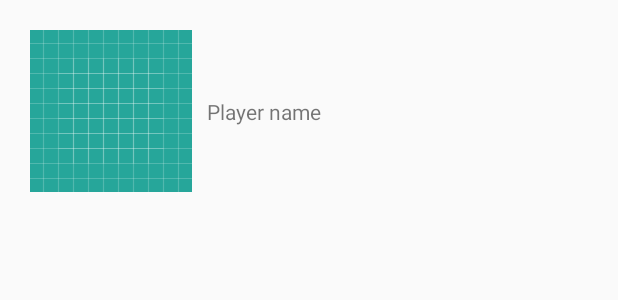
After one commit to albertovecina/Steam-Party-Finder-Kotlin, an Android app: the layout row_friend.xml on its own in the app's theme, with its tools: preview values and no code run, on a phone screen of 412 x 824 dp. The commit adds this screen. Shown: the top 300 px of the screen. Run offline under Robolectric (Android 15) with nearby library versions, the phone set to English and light mode, and no system bars; network calls fail.

Commit message:
*Implemented friends list

```diff
--- a/app/src/main/AndroidManifest.xml
+++ b/app/src/main/AndroidManifest.xml
@@ -13,7 +13,6 @@
         android:roundIcon="@mipmap/ic_launcher_round"
         android:supportsRtl="true"
         android:theme="@style/AppTheme">
-
         <meta-data
             android:name="android.support.VERSION"
             android:value="${supportVersionName}"
@@ -26,6 +25,7 @@
                 <category android:name="android.intent.category.LAUNCHER" />
             </intent-filter>
         </activity>
+        <activity android:name=".ui.friends.FriendsActivity"></activity>
     </application>
 
 </manifest>
--- a/app/src/main/java/com/vsa/steampartyfinder/data/model/domain/Player.kt
+++ b/app/src/main/java/com/vsa/steampartyfinder/data/model/domain/Player.kt
@@ -1,6 +1,8 @@
 package com.vsa.steampartyfinder.data.model.domain
+
+import java.io.Serializable
 
 /**
  * Created by Alberto Vecina Sánchez on 5/12/17.
  */
-data class Player(val name: String, val portraitUrl: String)
+data class Player(val name: String, val portraitUrl: String) : Serializable
--- a/app/src/main/java/com/vsa/steampartyfinder/presentation/main/MainPresenterImpl.kt
+++ b/app/src/main/java/com/vsa/steampartyfinder/presentation/main/MainPresenterImpl.kt
@@ -1,7 +1,5 @@
 package com.vsa.steampartyfinder.presentation.main
 
-import android.util.Log
-import com.vsa.steampartyfinder.base.extensions.toJson
 import com.vsa.steampartyfinder.data.model.domain.Player
 import com.vsa.steampartyfinder.data.source.usecase.GetFriendsUseCase
 import com.vsa.steampartyfinder.ui.main.MainView
@@ -27,7 +25,7 @@ class MainPresenterImpl(view: MainView) : MainPresenter {
         GetFriendsUseCase.observeSteamFriendsByNickName(mView.getNickName())
                 .subscribe(object : Observer<List<Player>> {
                     override fun onNext(t: List<Player>) {
-                        Log.d("test", t.toJson())
+                        mView.navigateToFriendsList(ArrayList(t))
                     }
 
                     override fun onSubscribe(d: Disposable) {
--- a/app/src/main/java/com/vsa/steampartyfinder/ui/main/MainView.kt
+++ b/app/src/main/java/com/vsa/steampartyfinder/ui/main/MainView.kt
@@ -1,4 +1,6 @@
 package com.vsa.steampartyfinder.ui.main
+
+import java.io.Serializable
 
 /**
  * Created by Alberto Vecina Sánchez on 24/11/17.
@@ -11,6 +13,6 @@ interface MainView {
 
     fun getNickName(): String
 
-    fun navigateToFriendsList()
+    fun navigateToFriendsList(friendsList: Serializable)
 
 }
--- /dev/null
+++ b/app/src/main/res/layout/row_friend.xml
@@ -0,0 +1,28 @@
+<?xml version="1.0" encoding="utf-8"?>
+<android.support.constraint.ConstraintLayout xmlns:android="http://schemas.android.com/apk/res/android"
+    xmlns:app="http://schemas.android.com/apk/res-auto"
+    xmlns:tools="http://schemas.android.com/tools"
+    android:layout_width="match_parent"
+    android:layout_height="wrap_content"
+    android:padding="20dp">
+
+    <ImageView
+        android:id="@+id/imageViewPlayerPortrait"
+        android:layout_width="wrap_content"
+        android:layout_height="wrap_content"
+        app:layout_constraintBottom_toBottomOf="parent"
+        app:layout_constraintTop_toTopOf="parent"
+        tools:src="@drawable/ic_launcher_background" />
+
+    <TextView
+        android:id="@+id/textViewPlayerName"
+        android:layout_width="0dp"
+        android:layout_height="wrap_content"
+        android:layout_marginLeft="10dp"
+        app:layout_constraintBottom_toBottomOf="parent"
+        app:layout_constraintLeft_toRightOf="@+id/imageViewPlayerPortrait"
+        app:layout_constraintRight_toRightOf="parent"
+        app:layout_constraintTop_toTopOf="parent"
+        tools:text="Player name" />
+
+</android.support.constraint.ConstraintLayout>
```
Also changed, not shown: app/build.gradle (+17 -9 lines), app/src/main/java/com/vsa/steampartyfinder/presentation/friends/FriendsPresenter.kt (added, +12 -0 lines), app/src/main/java/com/vsa/steampartyfinder/presentation/friends/FriendsPresenterImpl.kt (added, +32 -0 lines), app/src/main/java/com/vsa/steampartyfinder/ui/adapter/FriendsAdapter.kt (added, +44 -0 lines), app/src/main/java/com/vsa/steampartyfinder/ui/adapter/ListDataProvider.kt (added, +10 -0 lines), app/src/main/java/com/vsa/steampartyfinder/ui/adapter/PlayersDataProvider.kt (added, +12 -0 lines), app/src/main/java/com/vsa/steampartyfinder/ui/friends/FriendsActivity.kt (added, +50 -0 lines), app/src/main/java/com/vsa/steampartyfinder/ui/friends/FriendsView.kt (added, +12 -0 lines), app/src/main/java/com/vsa/steampartyfinder/ui/main/MainActivity.kt (+5 -2 lines), app/src/main/res/layout/activity_friends.xml (added, +18 -0 lines).
